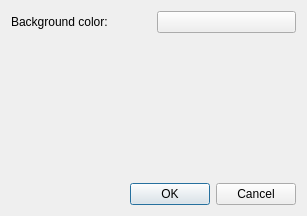
starchimpsgroup/3dvv, file preferences.ui: the form before one commit.
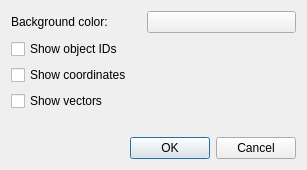
The form after the commit.

```diff
--- a/preferences.ui
+++ b/preferences.ui
@@ -7,7 +7,7 @@
     <x>0</x>
     <y>0</y>
     <width>307</width>
-    <height>216</height>
+    <height>170</height>
    </rect>
   </property>
   <property name="windowTitle">
@@ -18,6 +18,18 @@
     <layout class="QHBoxLayout" name="horizontalLayout">
      <item>
       <widget class="QLabel" name="label">
+       <property name="minimumSize">
+        <size>
+         <width>130</width>
+         <height>0</height>
+        </size>
+       </property>
+       <property name="maximumSize">
+        <size>
+         <width>130</width>
+         <height>16777215</height>
+        </size>
+       </property>
        <property name="text">
         <string>Background color:</string>
        </property>
@@ -33,6 +45,27 @@
     </layout>
    </item>
    <item row="1" column="0">
+    <widget class="QCheckBox" name="ids">
+     <property name="text">
+      <string>Show object IDs</string>
+     </property>
+    </widget>
+   </item>
+   <item row="2" column="0">
+    <widget class="QCheckBox" name="coordinates">
+     <property name="text">
+      <string>Show coordinates</string>
+     </property>
+    </widget>
+   </item>
+   <item row="3" column="0">
+    <widget class="QCheckBox" name="vectors">
+     <property name="text">
+      <string>Show vectors</string>
+     </property>
+    </widget>
+   </item>
+   <item row="4" column="0">
     <spacer name="verticalSpacer">
      <property name="orientation">
       <enum>Qt::Vertical</enum>
@@ -45,7 +78,7 @@
      </property>
     </spacer>
    </item>
-   <item row="2" column="0">
+   <item row="5" column="0">
     <widget class="QDialogButtonBox" name="buttonBox">
      <property name="orientation">
       <enum>Qt::Horizontal</enum>
```
